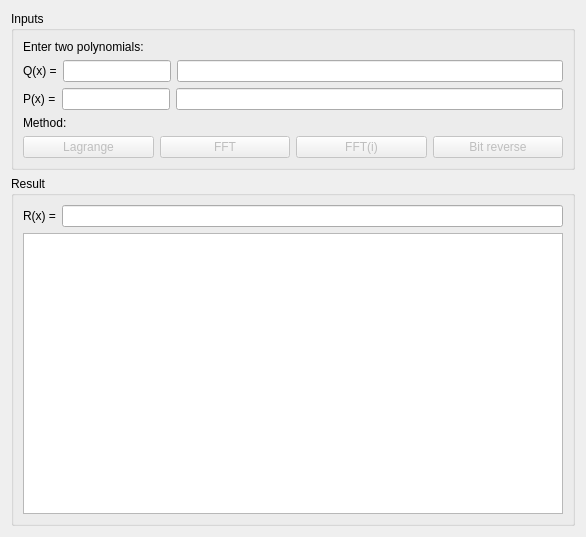
Qt form fMain.ui (soncco/matrix) before a commit.
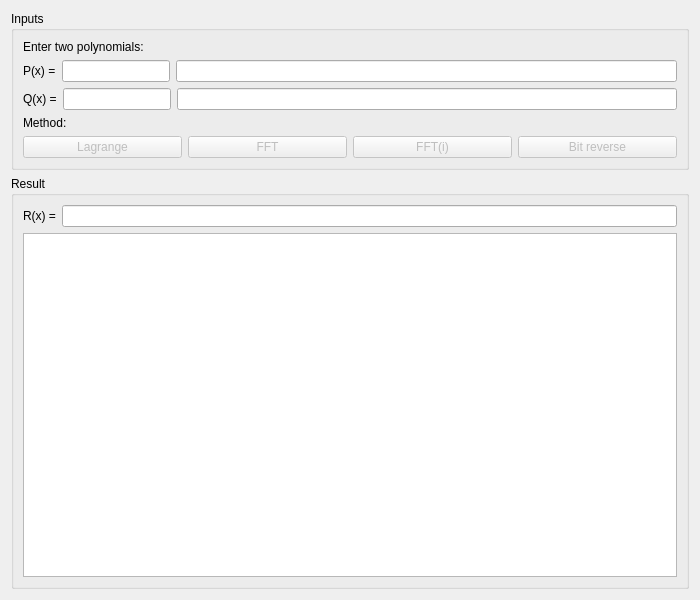
The same form after that commit.

Commit message: stable: FFT, FFTi

Patch:
```diff
--- a/fMain.ui
+++ b/fMain.ui
@@ -9,8 +9,8 @@
    <rect>
     <x>0</x>
     <y>0</y>
-    <width>586</width>
-    <height>537</height>
+    <width>700</width>
+    <height>600</height>
    </rect>
   </property>
   <property name="windowTitle">
@@ -34,34 +34,6 @@
             </property>
            </widget>
           </item>
-          <item>
-           <layout class="QHBoxLayout" name="horizontalLayout_2">
-            <item>
-             <widget class="QLabel" name="lblPolyQx">
-              <property name="text">
-               <string>Q(x) =</string>
-              </property>
-             </widget>
-            </item>
-            <item>
-             <widget class="QLineEdit" name="txtPolyQx">
-              <property name="sizePolicy">
-               <sizepolicy hsizetype="Fixed" vsizetype="Fixed">
-                <horstretch>0</horstretch>
-                <verstretch>0</verstretch>
-               </sizepolicy>
-              </property>
-             </widget>
-            </item>
-            <item>
-             <widget class="QLineEdit" name="txtPolyQxFull">
-              <property name="readOnly">
-               <bool>true</bool>
-              </property>
-             </widget>
-            </item>
-           </layout>
-          </item>
           <item>
            <layout class="QHBoxLayout" name="horizontalLayout">
             <item>
@@ -90,6 +62,34 @@
             </item>
            </layout>
           </item>
+          <item>
+           <layout class="QHBoxLayout" name="horizontalLayout_2">
+            <item>
+             <widget class="QLabel" name="lblPolyQx">
+              <property name="text">
+               <string>Q(x) =</string>
+              </property>
+             </widget>
+            </item>
+            <item>
+             <widget class="QLineEdit" name="txtPolyQx">
+              <property name="sizePolicy">
+               <sizepolicy hsizetype="Fixed" vsizetype="Fixed">
+                <horstretch>0</horstretch>
+                <verstretch>0</verstretch>
+               </sizepolicy>
+              </property>
+             </widget>
+            </item>
+            <item>
+             <widget class="QLineEdit" name="txtPolyQxFull">
+              <property name="readOnly">
+               <bool>true</bool>
+              </property>
+             </widget>
+            </item>
+           </layout>
+          </item>
           <item>
            <widget class="QLabel" name="lblDetail2">
             <property name="text">
```
The commit also changes 1 other file.
